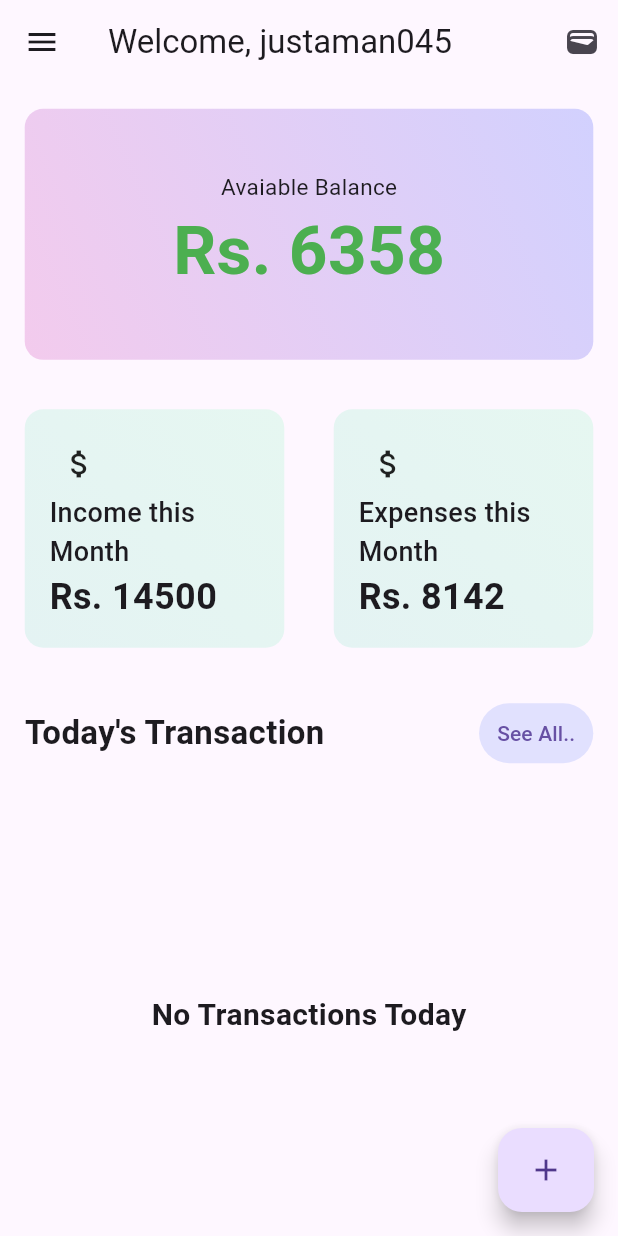
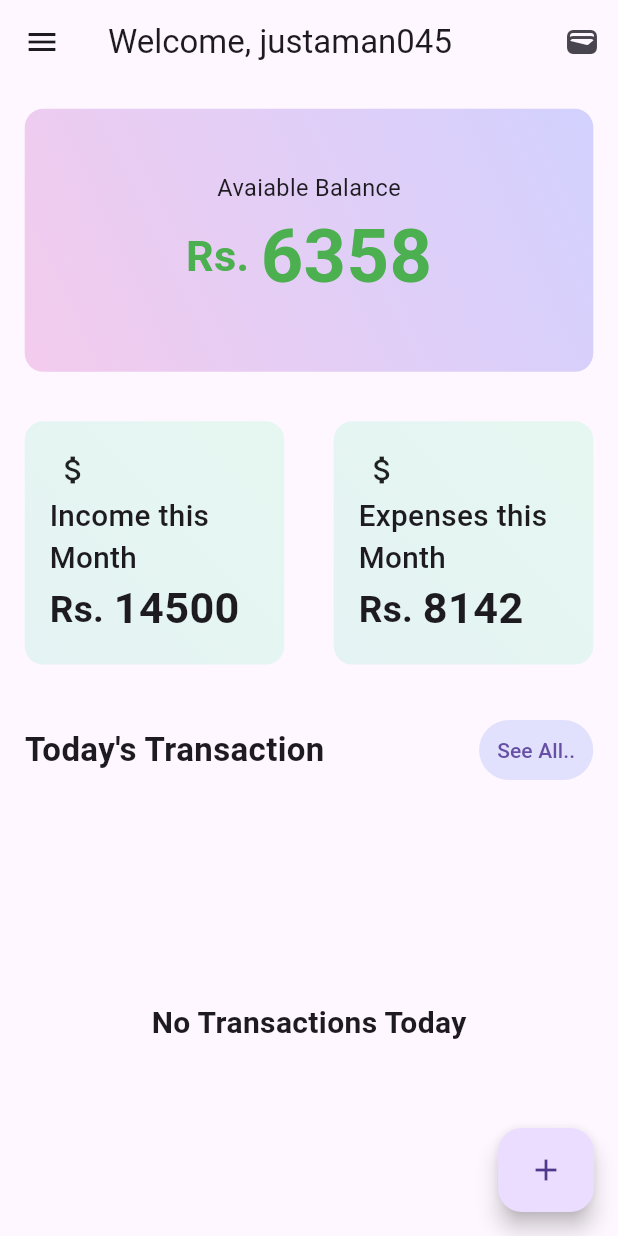
Before and after one commit to justaman045/spendwise, a Flutter app: the HomePage screen opened by its route, on a phone screen of 412 x 824 dp. Run offline on Flutter 3.47's test engine with Material 3 defaults, Android fonts, the phone set to English and light mode, and no system bars; drawn by our look-alikes of countup; our stand-ins replace get, permission_handler, syncfusion_flutter_charts; missing offline and left inert: flutter_sms_inbox.

Commit message:
Reaching Final stage of UI Development

```diff
--- a/lib/Components/available_balance.dart
+++ b/lib/Components/available_balance.dart
@@ -45,36 +45,39 @@ class AvailableBalance extends StatelessWidget {
                 Color.fromRGBO(243, 203, 237, 1),
               ],
             ),
-              borderRadius: BorderRadius.all(Radius.circular(width * 0.03))),
+            borderRadius: BorderRadius.all(
+              Radius.circular(width * 0.03),
+            ),
+          ),
           // width: width,
           child: Center(
             child: Padding(
               padding: EdgeInsets.all(width * 0.1),
               child: Column(
                 children: [
-                  const Text(
+                  Text(
                     "Avaiable Balance",
                     style: TextStyle(
-                      fontSize: 15.0,
+                      fontSize: width * 0.038,
                     ),
                   ),
                   Row(
                     mainAxisAlignment: MainAxisAlignment.center,
                     children: [
-                      const Text(
+                      Text(
                         "Rs. ",
                         style: TextStyle(
-                          fontSize: 45.0,
+                          fontSize: width * 0.07,
                           color: Colors.green,
                           fontWeight: FontWeight.bold,
                         ),
                       ),
                       Countup(
-                        duration: const Duration(seconds: 1),
+                        duration: duration,
                         begin: 0,
                         end: (intakeamount - expense).toDouble(),
-                        style: const TextStyle(
-                          fontSize: 45.0,
+                        style: TextStyle(
+                          fontSize: width * 0.12,
                           color: Colors.green,
                           fontWeight: FontWeight.bold,
                         ),
--- a/lib/Components/cash_flow.dart
+++ b/lib/Components/cash_flow.dart
@@ -1,5 +1,6 @@
 import "package:countup/countup.dart";
 import "package:flutter/material.dart";
+import "package:spendwise/Requirements/data.dart";
 
 class CashFlow extends StatelessWidget {
   const CashFlow({
@@ -40,34 +41,34 @@ class CashFlow extends StatelessWidget {
               child: Column(
                 crossAxisAlignment: CrossAxisAlignment.start,
                 children: [
-                  const Padding(
-                    padding: EdgeInsets.all(8.0),
+                  Padding(
+                    padding: EdgeInsets.all(width * 0.01),
                     child: Icon(
                       Icons.attach_money,
                     ),
                   ),
                   Text(
                     flowText,
-                    style: const TextStyle(
-                      fontSize: 18,
+                    style: TextStyle(
+                      fontSize: width * 0.048,
                       fontWeight: FontWeight.w500,
                     ),
                   ),
                   Row(
                     children: [
-                      const Text(
+                      Text(
                         "Rs. ",
                         style: TextStyle(
-                          fontSize: 24,
+                          fontSize: width * 0.06,
                           fontWeight: FontWeight.bold,
                         ),
                       ),
                       Countup(
-                        duration: const Duration(seconds: 1),
+                        duration: duration,
                         begin: 0,
                         end: flowAmount.toDouble(),
-                        style: const TextStyle(
-                          fontSize: 24,
+                        style: TextStyle(
+                          fontSize: width * 0.07,
                           fontWeight: FontWeight.bold,
                         ),
                       )
--- a/lib/Screens/recognized_accounts.dart
+++ b/lib/Screens/recognized_accounts.dart
@@ -43,7 +43,7 @@ class RecognizedAccounts extends StatelessWidget {
                     ),
                   ),
                   width: width * 0.9,
-                  height: height * 0.1,
+                  height: height * 0.11,
                   child: Padding(
                     padding: EdgeInsets.all(width * 0.04),
                     child: Row(
```
Also changed, not shown: lib/Screens/change_password.dart (+24 -45 lines), lib/Screens/login.dart (+11 -4 lines), lib/Screens/transaction_details.dart (+8 -5 lines). Lines whose indentation alone changed are shown as unchanged.
